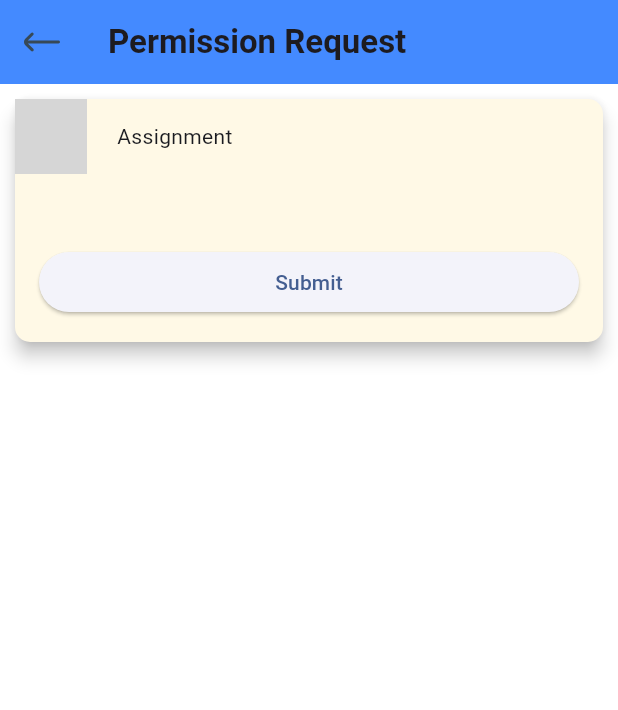
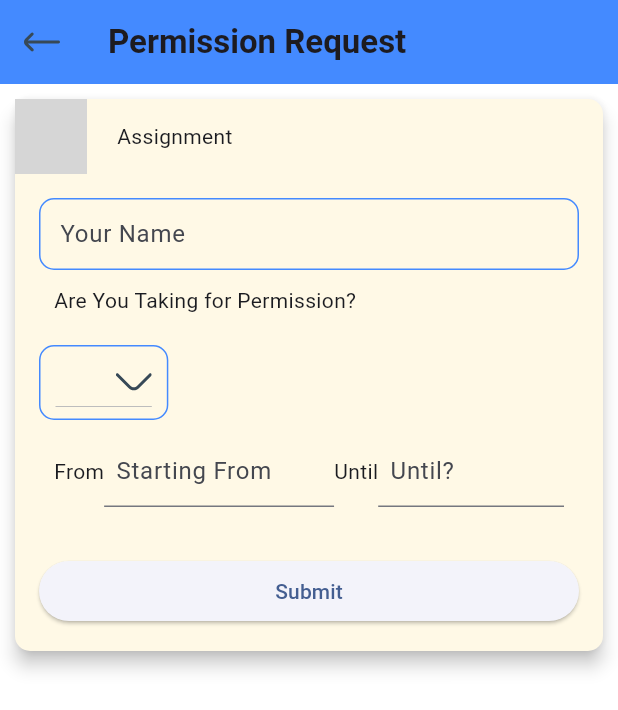
Before and after one commit to Tsabitah59/Attendance-App2, a Flutter app: the PermissionScreen screen opened directly, on a phone screen of 412 x 824 dp. Shown: the top 710 px of the screen. Run offline on Flutter 3.47's test engine with Material 3 defaults, Android fonts, the phone set to English and light mode, and no system bars; our stand-ins replace camera, cloud_firestore, dotted_border, firebase_core, flutter_svg, geocoding and 2 more; missing offline and left inert: google_mlkit_face_detection; accounts and stored records are empty; grey boxes are pictures that could not be loaded.

Commit message:
Finishing Form body Component

```diff
--- a/lib/ui/permission/components/form_body.dart
+++ b/lib/ui/permission/components/form_body.dart
@@ -1,16 +1,166 @@
 import 'package:flutter/material.dart';
+import 'package:flutter_svg/flutter_svg.dart';
+import 'package:intl/intl.dart';
 
 class FormBody extends StatelessWidget {
   const FormBody({super.key});
 
   @override
   Widget build(BuildContext context) {
+    final nameController = TextEditingController();
+    final formController = TextEditingController();
+    final toController = TextEditingController();
+    var dropValueCategories = "Why you permit?";
+    var categoryList = <String>[
+      "Sick",
+      "Other"
+    ];
     return Padding(
       padding: EdgeInsets.all(16),
       child: Column(
         crossAxisAlignment: CrossAxisAlignment.start,
         children: [
+          TextField(
+            textInputAction: TextInputAction.next,
+            keyboardType: TextInputType.text,
+            decoration: InputDecoration(
+              contentPadding: EdgeInsets.symmetric(horizontal: 10),
+              labelText: "Your Name",
+              // TODO - tambahin label style
+              hintText: "Lesser Lord Kusanali",
+              // TODO - tambahin hint style
+              border: OutlineInputBorder(
+                // TODO - ringkas ini ke const.dart
+                borderRadius: BorderRadius.circular(10),
+                borderSide: BorderSide(
+                  color: Colors.grey,
+                )
+              ),
+              enabledBorder: OutlineInputBorder(
+                // TODO - ringkas ini ke const.dart
+                borderRadius: BorderRadius.circular(10),
+                borderSide: BorderSide(
+                  color: Colors.blueAccent,
+                )
+              ),
+            ),
+          ),
+          Padding(
+            padding: EdgeInsets.fromLTRB(10, 10, 10, 20),
+            child: Text(
+              "Are You Taking for Permission?"
+              // TODO - tambahin stylenya
+            ),
+          ),
+          Container(
+            padding: EdgeInsets.symmetric(horizontal: 10),
+            decoration: BoxDecoration(
+              borderRadius: BorderRadius.circular(10),
+              border: Border.all(
+                color: Colors.blueAccent,
+                style: BorderStyle.solid,
+                width: 1
+              ),
+            ),
+            child: DropdownButton(
+              items: categoryList.map((value) {
+                // DropdownMenuItem itu tipenya Iterable, dipakein toList() biar tipenya berubah mnenjadi List
+                return DropdownMenuItem(
+                  value: value.toString(),
+                  child: Text(
+                    value.toString()
+                    // TODO - styling text si dropdown-nya
+                  ),
+                );
+                // Mengonversi data acak menjadi berurutan
+              }).toList(),
+              dropdownColor: Colors.white,
+              value: dropValueCategories,
+              onChanged: (value) {
+                dropValueCategories = value.toString();
+              },
+              icon: SvgPicture.asset(
+                'assets/icons/fi-rr-angle-down.svg'
+              ),
+              elevation: 16,
+              // TODO - taulah kek biasa, styling text
+            ),
+          ),
+          Padding(
+            padding: EdgeInsets.fromLTRB(10, 10, 10, 0),
+            child: Row(
+              children: [
+                Text(
+                  "From"
+                  // TODO - Iya, styling lagi
+                ),
+                Expanded(
+                  child: TextField(
+                    readOnly: true,
+                    // Menggunakan async await karena showDatePicker() adalah Future
+                    onTap:() async {
+                      DateTime? pickedDate = await showDatePicker(
+                        context: context,
+                        firstDate: DateTime(DateTime.now().year),
+                        lastDate: DateTime(DateTime.now().year)
+                      );
 
+                      if (pickedDate != null) {
+                        // Untuk konversi data tanggal yang diambil menjadi format dd/mm/yyyy
+                        formController.text = DateFormat('dd/mm/yyyy').format(pickedDate);
+                      }
+                    },
+
+                    // TODO - Taukan, styling text lagi huft
+                    controller: formController,
+                    decoration: InputDecoration(
+                      contentPadding: EdgeInsets.all(8),
+                      hintText: "Starting From"
+                      // TODO - Ini juga
+                    ),
+                  ),
+                ),
+                Expanded(
+                  child: Row(
+                    children: [
+                      Text(
+                        "Until"
+                        // TODO - Kek biasa
+                      ),
+                      Expanded(
+                        child: TextField(
+                          readOnly: true,
+                          // Menggunakan async await karena showDatePicker() adalah Future
+                          onTap:() async {
+                            DateTime? pickedDate = await showDatePicker(
+                              context: context,
+                              // Memberi tahu semua tanggal yang available
+                              firstDate: DateTime(DateTime.now().year),
+                              lastDate: DateTime(DateTime.now().year)
+                            );
+
+                            if (pickedDate != null) {
+                              // Untuk konversi data tanggal yang diambil menjadi format dd/mm/yyyy
+                              toController.text = DateFormat('dd/mm/yyyy').format(pickedDate);
+                            }
+                          },
+
+                          // TODO - Taukan, styling text lagi huft
+                          controller: toController,
+                          decoration: InputDecoration(
+                            contentPadding: EdgeInsets.all(8),
+                            hintText: "Until?"
+                            // TODO - Ini juga
+                          ),
+                        ),
+                      ),
+                    ],
+                  ),
+
+                )
+              ],
+            ),
+          )
         ],
       ),
     );
```
